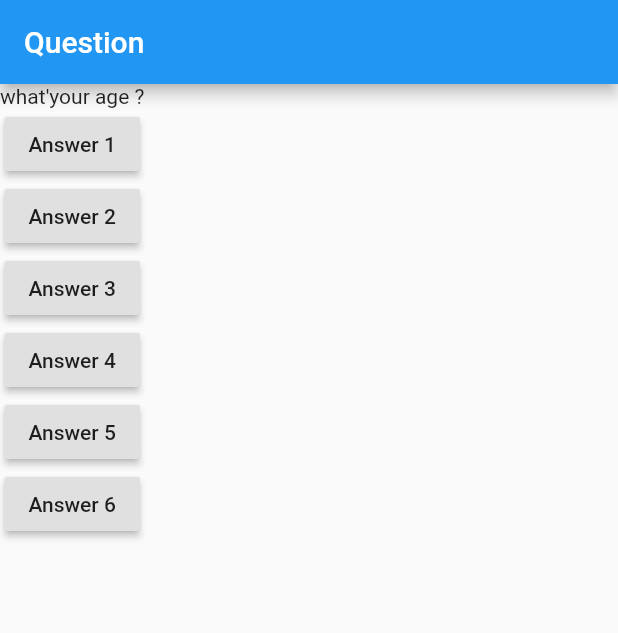
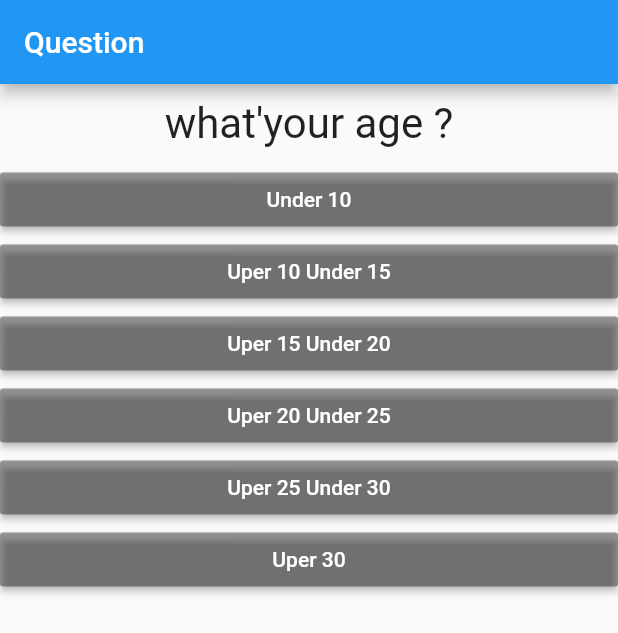
Before and after one commit to HadarNetanel/CrossoverPlatform, a Flutter app: the screen it shows after launch, on a phone screen of 412 x 824 dp. Shown: the top 633 px of the screen. Run offline on Flutter 3.47's test engine with Material 2 defaults, Android fonts, the phone set to English and light mode, and no system bars.

```diff
--- /dev/null
+++ b/Flutter/SportApp/lib/customIcons.dart
@@ -0,0 +1,6 @@
+import 'package:flutter/material.dart';
+
+class CustomIcons {
+  static const IconData menu = IconData(0xe900, fontFamily: "CustomIcons");
+  static const IconData option = IconData(0xe902, fontFamily: "CustomIcons");
+}
--- /dev/null
+++ b/Flutter/SportApp/lib/data.dart
@@ -0,0 +1,13 @@
+List<String> images = [
+  "assets/image_04.jpg",
+  "assets/image_03.jpg",
+  "assets/image_02.jpg",
+  "assets/image_01.png",
+];
+
+List<String> title = [
+  "Hounted Ground",
+  "Fallen In Love",
+  "The Dreaming Moon",
+  "Jack the Persian and the Black Castel",
+];
--- /dev/null
+++ b/Flutter/SportApp/lib/main.dart
@@ -0,0 +1,311 @@
+import 'package:flutter/material.dart';
+import 'customIcons.dart';
+import 'data.dart';
+import 'dart:math';
+
+void main() => runApp(MaterialApp(
+      home: MyApp(),
+      debugShowCheckedModeBanner: false,
+    ));
+
+class MyApp extends StatefulWidget {
+  @override
+  _MyAppState createState() => new _MyAppState();
+}
+
+var cardAspectRatio = 12.0 / 16.0;
+var widgetAspectRatio = cardAspectRatio * 1.2;
+
+class _MyAppState extends State<MyApp> {
+  var currentPage = images.length - 1.0;
+
+  @override
+  Widget build(BuildContext context) {
+    PageController controller = PageController(initialPage: images.length - 1);
+    controller.addListener(() {
+      setState(() {
+        currentPage = controller.page;
+      });
+    });
+
+    return Container(
+      decoration: BoxDecoration(
+          gradient: LinearGradient(
+              colors: [
+            Color(0xFF1b1e44),
+            Color(0xFF2d3447),
+          ],
+              begin: Alignment.bottomCenter,
+              end: Alignment.topCenter,
+              tileMode: TileMode.clamp)),
+      child: Scaffold(
+        backgroundColor: Colors.transparent,
+        body: SingleChildScrollView(
+          child: Column(
+            children: <Widget>[
+              Padding(
+                padding: const EdgeInsets.only(
+                    left: 12.0, right: 12.0, top: 30.0, bottom: 8.0),
+                child: Row(
+                  mainAxisAlignment: MainAxisAlignment.spaceBetween,
+                  children: <Widget>[
+                    IconButton(
+                      icon: Icon(
+                        CustomIcons.menu,
+                        color: Colors.white,
+                        size: 30.0,
+                      ),
+                      onPressed: () {},
+                    ),
+                    IconButton(
+                      icon: Icon(
+                        Icons.search,
+                        color: Colors.white,
+                        size: 30.0,
+                      ),
+                      onPressed: () {},
+                    )
+                  ],
+                ),
+              ),
+              Padding(
+                padding: EdgeInsets.symmetric(horizontal: 20.0),
+                child: Row(
+                  mainAxisAlignment: MainAxisAlignment.spaceBetween,
+                  children: <Widget>[
+                    Text("Cognitive sports training",
+                        style: TextStyle(
+                          color: Colors.white,
+                          fontSize: 25.0,
+                          fontFamily: "Calibre-Semibold",
+                          letterSpacing: 1.0,
+                        )),
+                    IconButton(
+                      icon: Icon(
+                        CustomIcons.option,
+                        size: 12.0,
+                        color: Colors.white,
+                      ),
+                      onPressed: () {},
+                    )
+                  ],
+                ),
+              ),
+              Padding(
+                padding: const EdgeInsets.only(left: 20.0),
+                child: Row(
+                  children: <Widget>[
+                    Container(
+                      decoration: BoxDecoration(
+                        color: Color(0xff6eff6e),
+                        borderRadius: BorderRadius.circular(20.0),
+                      ),
+                      child: Center(
+                        child: Padding(
+                          padding: EdgeInsets.symmetric(
+                              horizontal: 22.0, vertical: 6.0),
+                          child: Text("Sing Up",
+                              style: TextStyle(color: Colors.white)),
+                        ),
+                      ),
+                    ),
+                    SizedBox(
+                      width: 15.0,
+                    ),
+                    Text("25+ Train",
+                        style: TextStyle(color: Colors.blueAccent))
+                  ],
+                ),
+              ),
+              Stack(
+                children: <Widget>[
+                  CardScrollWidget(currentPage),
+                  Positioned.fill(
+                    child: PageView.builder(
+                      itemCount: images.length,
+                      controller: controller,
+                      reverse: true,
+                      itemBuilder: (context, index) {
+                        return Container();
+                      },
+                    ),
+                  )
+                ],
+              ),
+              Padding(
+                padding: EdgeInsets.symmetric(horizontal: 20.0),
+                child: Row(
+                  mainAxisAlignment: MainAxisAlignment.spaceBetween,
+                  children: <Widget>[
+                    Text("Favourite Train",
+                        style: TextStyle(
+                          color: Colors.white,
+                          fontSize: 25,
+                          fontFamily: "Calibre-Semibold",
+                          letterSpacing: 1.0,
+                        )),
+                    IconButton(
+                      icon: Icon(
+                        CustomIcons.option,
+                        size: 12.0,
+                        color: Colors.white,
+                      ),
+                      onPressed: () {},
+                    )
+                  ],
+                ),
+              ),
+              Padding(
+                padding: const EdgeInsets.only(left: 20.0),
+                child: Row(
+                  children: <Widget>[
+                    Container(
+                      decoration: BoxDecoration(
+                        color: Colors.blueAccent,
+                        borderRadius: BorderRadius.circular(20.0),
+                      ),
+                      child: Center(
+                        child: Padding(
+                          padding: EdgeInsets.symmetric(
+                              horizontal: 22.0, vertical: 6.0),
+                          child: Text("Latest",
+                              style: TextStyle(color: Colors.white)),
+                        ),
+                      ),
+                    ),
+                    SizedBox(
+                      width: 15.0,
+                    ),
+                    Text("9+ Stories",
+                        style: TextStyle(color: Colors.blueAccent))
+                  ],
+                ),
+              ),
+              SizedBox(
+                height: 20.0,
+              ),
+              Row(
+                children: <Widget>[
+                  Padding(
+                    padding: EdgeInsets.only(left: 18.0),
+                    child: ClipRRect(
+                      borderRadius: BorderRadius.circular(20.0),
+                      child: Image.asset("assets/image_02.jpg",
+                          width: 296.0, height: 222.0),
+                    ),
+                  )
+                ],
+              )
+            ],
+          ),
+        ),
+      ),
+    );
+  }
+}
+
+class CardScrollWidget extends StatelessWidget {
+  var currentPage;
+  var padding = 20.0;
+  var verticalInset = 20.0;
+
+  CardScrollWidget(this.currentPage);
+
+  @override
+  Widget build(BuildContext context) {
+    return new AspectRatio(
+      aspectRatio: widgetAspectRatio,
+      child: LayoutBuilder(builder: (context, contraints) {
+        var width = contraints.maxWidth;
+        var height = contraints.maxHeight;
+
+        var safeWidth = width - 2 * padding;
+        var safeHeight = height - 2 * padding;
+
+        var heightOfPrimaryCard = safeHeight;
+        var widthOfPrimaryCard = heightOfPrimaryCard * cardAspectRatio;
+
+        var primaryCardLeft = safeWidth - widthOfPrimaryCard;
+        var horizontalInset = primaryCardLeft / 2;
+
+        List<Widget> cardList = new List();
+
+        for (var i = 0; i < images.length; i++) {
+          var delta = i - currentPage;
+          bool isOnRight = delta > 0;
+
+          var start = padding +
+              max(
+                  primaryCardLeft -
+                      horizontalInset * -delta * (isOnRight ? 15 : 1),
+                  0.0);
+
+          var cardItem = Positioned.directional(
+            top: padding + verticalInset * max(-delta, 0.0),
+            bottom: padding + verticalInset * max(-delta, 0.0),
+            start: start,
+            textDirection: TextDirection.rtl,
+            child: ClipRRect(
+              borderRadius: BorderRadius.circular(16.0),
+              child: Container(
+                decoration: BoxDecoration(color: Colors.white, boxShadow: [
+                  BoxShadow(
+                      color: Colors.black12,
+                      offset: Offset(3.0, 6.0),
+                      blurRadius: 10.0)
+                ]),
+                child: AspectRatio(
+                  aspectRatio: cardAspectRatio,
+                  child: Stack(
+                    fit: StackFit.expand,
+                    children: <Widget>[
+                      Image.asset(images[i], fit: BoxFit.cover),
+                      Align(
+                        alignment: Alignment.bottomLeft,
+                        child: Column(
+                          mainAxisSize: MainAxisSize.min,
+                          crossAxisAlignment: CrossAxisAlignment.start,
+                          children: <Widget>[
+                            Padding(
+                              padding: EdgeInsets.symmetric(
+                                  horizontal: 16.0, vertical: 8.0),
+                              child: Text(title[i],
+                                  style: TextStyle(
+                                      color: Colors.white,
+                                      fontSize: 25.0,
+                                      fontFamily: "SF-Pro-Text-Regular")),
+                            ),
+                            SizedBox(
+                              height: 10.0,
+                            ),
+                            Padding(
+                              padding: const EdgeInsets.only(
+                                  left: 12.0, bottom: 12.0),
+                              child: Container(
+                                padding: EdgeInsets.symmetric(
+                                    horizontal: 22.0, vertical: 6.0),
+                                decoration: BoxDecoration(
+                                    color: Colors.blueAccent,
+                                    borderRadius: BorderRadius.circular(20.0)),
+                                child: Text("Read Later",
+                                    style: TextStyle(color: Colors.white)),
+                              ),
+                            )
+                          ],
+                        ),
+                      )
+                    ],
+                  ),
+                ),
+              ),
+            ),
+          );
+          cardList.add(cardItem);
+        }
+        return Stack(
+          children: cardList,
+        );
+      }),
+    );
+  }
+}
--- /dev/null
+++ b/Flutter/questions/lib/answer.dart
@@ -0,0 +1,21 @@
+import 'package:flutter/material.dart';
+
+class Answer extends StatelessWidget {
+final Function selectHandler;
+  final String answerText;
+  Answer(this.selectHandler, this.answerText);
+
+  @override
+  Widget build (BuildContext context) {
+    return Container(
+      width: double.infinity,
+      child: RaisedButton(
+          color: Colors.black38,
+          textColor: Colors.white,
+          child: Text(answerText),
+          onPressed: selectHandler,
+        ),
+);
+    }
+
+  }
--- a/Flutter/questions/lib/main.dart
+++ b/Flutter/questions/lib/main.dart
@@ -1,5 +1,5 @@
 import 'package:flutter/material.dart';
-import './question.dart';
+import './quiz.dart';
 
 void main() => runApp(MyApp());
 
@@ -9,64 +9,63 @@ class MyApp extends StatefulWidget {
     return _MyAppState();
   }
 }
+
 class _MyAppState extends State<MyApp> {
-  var _questionindex = 0;
+  final _questions = const [
+    {
+      'qusetionText': 'what\'your age ?',
+      'answers':[
+        'Under 10','Uper 10 Under 15','Uper 15 Under 20','Uper 20 Under 25','Uper 25 Under 30', 'Uper 30']
+    },
+    {'qusetionText': 'what\'your favorite color?', 'answers':[
+      'Black', 'Blue', 'Red', 'Orange', 'Yellow', 'Pink'
+    ]},
+    {'qusetionText': 'what\'your favorite second color?', 'answers':[
+      'Black', 'Blue', 'Red', 'Orange', 'Yellow', 'Pink'
+    ]},
+    {'qusetionText': 'what\'your favorite sport?', 'answers':[
+      'Football','BaskeBall','Soccer','Tennis','Golf', 'Wrestling'
+    ]},
+
+
+  ];
+
+  var _questionsIndex = 0;
 
   void _answerQuestion() {
+
     setState(() {
-      _questionindex  = _questionindex  + 1;
+      _questionsIndex  = _questionsIndex  + 1;
     });
-    print(_questionindex);
+    print(_questionsIndex);
+    if (_questionsIndex < _questions.length) {
+      print("_questionindex");
+    }else {
+      print("_questionindex");
+    }
   }
+
+
 
   @override
   Widget build(BuildContext context) {
-    var questions = [
-      'what\'your age ?',
-      'what\'your favorite color?',
-      'what\'your favorite second color?',
-      'what\'your favorite sport?',
 
-    ];
 
     return MaterialApp(
       home: Scaffold(
-        appBar: AppBar(
-          title: Text(
-            'Question',
+          appBar: AppBar(
+            title: Text(
+              'Question',
+            ),
           ),
-        ),
-        body: Column(
-          children: [
-            Question
-            (questions[_questionindex]
-            ),
-            RaisedButton
-            (child: Text('Answer 1'),
-            onPressed: _answerQuestion,
-            ),
-            RaisedButton
-            (child: Text('Answer 2'),
-            onPressed:_answerQuestion,
-            ),
-            RaisedButton
-            (child: Text('Answer 3'),
-            onPressed:_answerQuestion,
-            ),
-            RaisedButton
-            (child: Text('Answer 4'),
-            onPressed:_answerQuestion,
-            ),
-            RaisedButton
-            (child: Text('Answer 5'),
-            onPressed:_answerQuestion,
-            ),
-            RaisedButton
-            (child: Text('Answer 6'),
-            onPressed:_answerQuestion
-             ,),
-          ],
-        ),
+          body: _questionsIndex < _questions.length
+              ? Quiz(answerQuestion: _answerQuestion, questionsIndex: _questionsIndex, questions:_questions )
+              : Center(
+              child:
+              Text(
+                  'start'
+              )
+          )
       ),
     );
   }
--- a/Flutter/questions/lib/question.dart
+++ b/Flutter/questions/lib/question.dart
@@ -6,8 +6,15 @@ class Question extends StatelessWidget {
   Question(this.questionText);
 
     @override
-    Widget build (BuildContext context){
- return Text(questionText);
+    Widget build (BuildContext context) {
+      return Container(
+        width: double.infinity,
+        margin: EdgeInsets.all(10),
+        child: Text(
+          questionText,
+            style: TextStyle(fontSize: 28),
+            textAlign: TextAlign.center,
+ ),);
     }
 
   }
--- /dev/null
+++ b/Flutter/questions/lib/quiz.dart
@@ -0,0 +1,34 @@
+
+  import 'package:flutter/cupertino.dart';
+  import './question.dart';
+    import './answer.dart';
+
+
+class Quiz extends StatelessWidget {
+
+final List<Map<String, Object>> questions;
+final int questionsIndex;
+final Function answerQuestion;
+
+Quiz({
+  @required this.questions,
+  @required this.answerQuestion,
+  @required this.questionsIndex
+  });
+
+    @override
+    Widget build (BuildContext context) {
+      return Column(
+          children: [
+            Question(
+              questions[questionsIndex]['qusetionText'],
+            ),
+           ...(questions[questionsIndex]['answers'] as List<String>)
+              .map((answer) {
+              return Answer(answerQuestion, answer);
+            }).toList()
+          ],
+      );
+
+  }
+}
```
Also changed, not shown: Flutter/SportApp/pubspec.yaml (added, +72 -0 lines), Flutter/SportApp/pubspec.lock (added), 55 other files.
